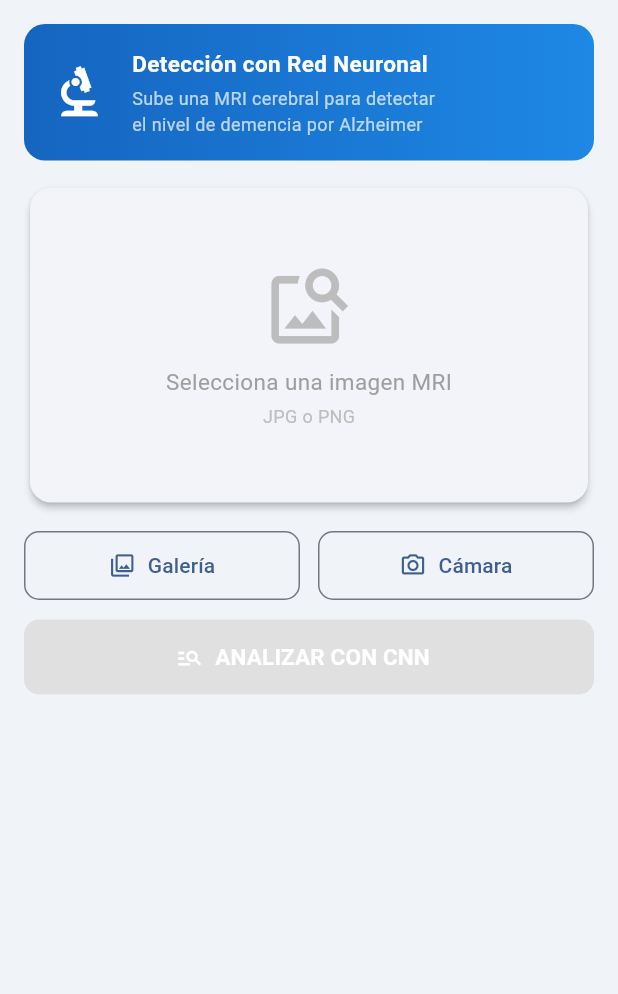
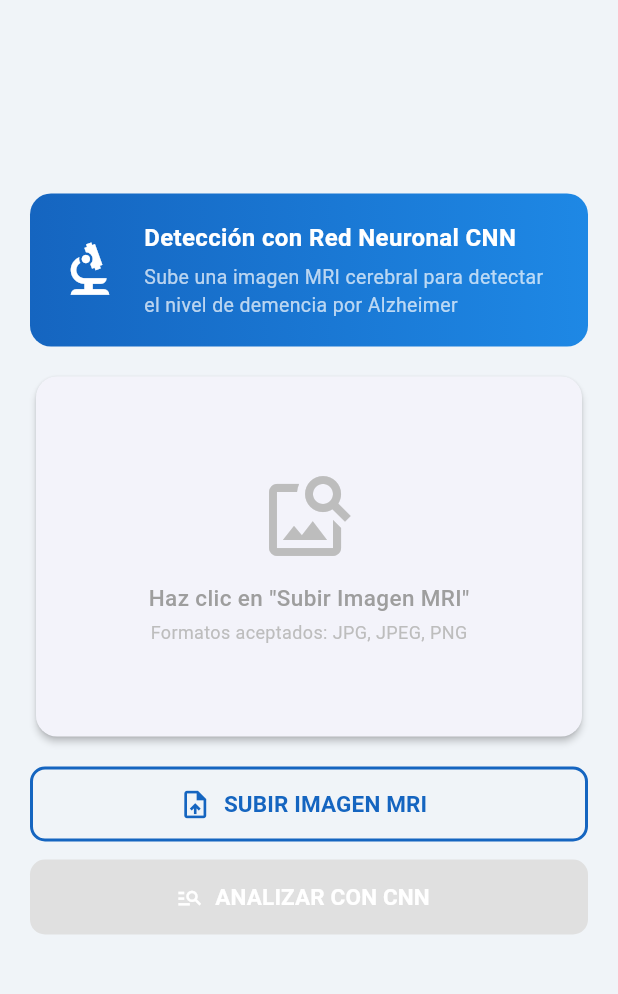
Before and after one commit to sergioperulinux-lgtm/pregunta2frontexamenparcial, a Flutter app: the screen it shows after launch, on a phone screen of 412 x 824 dp, the part 84-1078 px from its top. Run offline on Flutter 3.47's test engine with Material 3 defaults, Android fonts, the phone set to English and light mode, and no system bars; our stand-ins replace file_picker.

```diff
--- a/lib/screens/home_screen.dart
+++ b/lib/screens/home_screen.dart
@@ -1,13 +1,12 @@
 // lib/screens/home_screen.dart
+// ✅ Corregido para Flutter Web — usa file_picker en vez de image_picker
 import 'dart:convert';
-import 'dart:io';
+import 'dart:typed_data';
 import 'package:flutter/material.dart';
-import 'package:image_picker/image_picker.dart';
+import 'package:file_picker/file_picker.dart';
 import 'package:http/http.dart' as http;
 
-// ┌─────────────────────────────────────────────────────────┐
-// │  ⚠️  CAMBIAR ESTA URL por la de tu backend en Render   │
-// └─────────────────────────────────────────────────────────┘
+// ── URL del backend en Render ──────────────────────────────
 const String API_URL = 'https://pregunta2examenparcial.onrender.com';
 
 class HomeScreen extends StatefulWidget {
@@ -17,13 +16,13 @@ class HomeScreen extends StatefulWidget {
 }
 
 class _HomeScreenState extends State<HomeScreen> {
-  File?                    _imagen;
-  bool                     _cargando = false;
-  Map<String, dynamic>?    _resultado;
-  String?                  _error;
-  final ImagePicker        _picker = ImagePicker();
+  Uint8List?            _imagenBytes;
+  String?               _nombreArchivo;
+  bool                  _cargando = false;
+  Map<String, dynamic>? _resultado;
+  String?               _error;
 
-  // ── Colores por nivel de demencia ──────────────────────────
+  // ── Color por clase ────────────────────────────────────────
   Color _colorClase(String clase) {
     if (clase.contains('Non'))      return const Color(0xFF27AE60);
     if (clase.contains('Very'))     return const Color(0xFFF39C12);
@@ -32,20 +31,22 @@ class _HomeScreenState extends State<HomeScreen> {
     return Colors.grey;
   }
 
-  // ── Seleccionar imagen ─────────────────────────────────────
-  Future<void> _elegirImagen(ImageSource fuente) async {
+  // ── Seleccionar imagen con file_picker ─────────────────────
+  // file_picker abre el explorador de archivos nativo del navegador
+  Future<void> _elegirImagen() async {
     try {
-      final XFile? xfile = await _picker.pickImage(
-        source: fuente,
-        maxWidth: 512,
-        maxHeight: 512,
-        imageQuality: 90,
+      final result = await FilePicker.platform.pickFiles(
+        type: FileType.custom,
+        allowedExtensions: ['jpg', 'jpeg', 'png'],
+        withData: true, // ← carga los bytes directamente, clave para Web
       );
-      if (xfile != null) {
+
+      if (result != null && result.files.single.bytes != null) {
         setState(() {
-          _imagen    = File(xfile.path);
-          _resultado = null;
-          _error     = null;
+          _imagenBytes    = result.files.single.bytes!;
+          _nombreArchivo  = result.files.single.name;
+          _resultado      = null;
+          _error          = null;
         });
       }
     } catch (e) {
@@ -53,45 +54,33 @@ class _HomeScreenState extends State<HomeScreen> {
     }
   }
 
-  // ── Enviar al backend y obtener predicción ─────────────────
+  // ── Enviar al backend ──────────────────────────────────────
   Future<void> _analizar() async {
-    if (_imagen == null) return;
+    if (_imagenBytes == null) return;
     setState(() { _cargando = true; _error = null; _resultado = null; });
 
     try {
-      // Convertir imagen a base64
-      final bytes  = await _imagen!.readAsBytes();
-      final b64    = base64Encode(bytes);
-
-      // POST al backend Flask
+      final b64  = base64Encode(_imagenBytes!);
       final resp = await http.post(
         Uri.parse('$API_URL/predecir'),
         headers: {'Content-Type': 'application/json'},
         body: jsonEncode({'imagen_base64': b64}),
-      ).timeout(const Duration(seconds: 40));
+      ).timeout(const Duration(seconds: 60));
 
       if (resp.statusCode == 200) {
+        setState(() { _resultado = jsonDecode(resp.body); _cargando = false; });
+      } else {
+        setState(() { _error = 'Error del servidor: ${resp.statusCode}'; _cargando = false; });
+      }
+    } catch (e) {
       setState(() {
-          _resultado = jsonDecode(resp.body);
-          _cargando  = false;
-        });
-      } else {
-        setState(() {
-          _error    = 'Error del servidor: ${resp.statusCode}';
+        _error    = 'Error de conexión. El backend puede estar iniciando (espera 30s y reintenta).\n$e';
         _cargando = false;
       });
     }
-    } on SocketException {
-      setState(() {
-        _error    = 'Sin conexión. Verifica que el backend esté activo.';
-        _cargando = false;
-      });
-    } catch (e) {
-      setState(() { _error = 'Error: $e'; _cargando = false; });
-    }
   }
 
-  // ── UI ──────────────────────────────────────────────────────
+  // ── BUILD ──────────────────────────────────────────────────
   @override
   Widget build(BuildContext context) {
     return Scaffold(
@@ -105,50 +94,59 @@ class _HomeScreenState extends State<HomeScreen> {
         centerTitle: true,
         elevation: 3,
       ),
-      body: SingleChildScrollView(
-        padding: const EdgeInsets.all(16),
+      body: Center(
+        child: ConstrainedBox(
+          // Limitar ancho en pantallas grandes (se ve mejor)
+          constraints: const BoxConstraints(maxWidth: 700),
+          child: SingleChildScrollView(
+            padding: const EdgeInsets.all(20),
             child: Column(
               children: [
                 _cardInfo(),
-            const SizedBox(height: 14),
+                const SizedBox(height: 16),
                 _cardImagen(),
-            const SizedBox(height: 14),
+                const SizedBox(height: 16),
                 _botonesAccion(),
-            const SizedBox(height: 14),
-            if (_cargando)  _cardCargando(),
-            if (_error != null) _cardError(),
+                const SizedBox(height: 16),
+                if (_cargando)          _cardCargando(),
+                if (_error != null)     _cardError(),
                 if (_resultado != null) _cardResultado(),
               ],
+            ),
+          ),
         ),
       ),
     );
   }
 
-  // ── Card: información superior ─────────────────────────────
+  // ── Card info ──────────────────────────────────────────────
   Widget _cardInfo() {
     return Container(
       width: double.infinity,
-      padding: const EdgeInsets.all(16),
+      padding: const EdgeInsets.all(18),
       decoration: BoxDecoration(
         gradient: const LinearGradient(
-          colors: [Color(0xFF1565C0), Color(0xFF1E88E5)],
-        ),
+            colors: [Color(0xFF1565C0), Color(0xFF1E88E5)]),
         borderRadius: BorderRadius.circular(14),
       ),
       child: const Row(
         children: [
-          Icon(Icons.biotech, color: Colors.white, size: 42),
+          Icon(Icons.biotech, color: Colors.white, size: 44),
           SizedBox(width: 14),
           Expanded(
             child: Column(
               crossAxisAlignment: CrossAxisAlignment.start,
               children: [
-                Text('Detección con Red Neuronal',
-                    style: TextStyle(color: Colors.white,
-                        fontWeight: FontWeight.bold, fontSize: 15)),
-                SizedBox(height: 4),
-                Text('Sube una MRI cerebral para detectar\nel nivel de demencia por Alzheimer',
-                    style: TextStyle(color: Colors.white70, fontSize: 12)),
+                Text('Detección con Red Neuronal CNN',
+                    style: TextStyle(
+                        color: Colors.white,
+                        fontWeight: FontWeight.bold,
+                        fontSize: 16)),
+                SizedBox(height: 5),
+                Text(
+                  'Sube una imagen MRI cerebral para detectar\nel nivel de demencia por Alzheimer',
+                  style: TextStyle(color: Colors.white70, fontSize: 13),
+                ),
               ],
             ),
           ),
@@ -157,7 +155,7 @@ class _HomeScreenState extends State<HomeScreen> {
     );
   }
 
-  // ── Card: área de imagen ───────────────────────────────────
+  // ── Card imagen ────────────────────────────────────────────
   Widget _cardImagen() {
     return Card(
       elevation: 2,
@@ -166,19 +164,44 @@ class _HomeScreenState extends State<HomeScreen> {
         borderRadius: BorderRadius.circular(14),
         child: SizedBox(
           width: double.infinity,
-          height: 210,
-          child: _imagen != null
-              ? Image.file(_imagen!, fit: BoxFit.cover)
+          height: 240,
+          child: _imagenBytes != null
+              ? Stack(
+                  fit: StackFit.expand,
+                  children: [
+                    Image.memory(_imagenBytes!, fit: BoxFit.contain),
+                    // Nombre del archivo arriba
+                    Positioned(
+                      bottom: 0, left: 0, right: 0,
+                      child: Container(
+                        color: Colors.black45,
+                        padding: const EdgeInsets.symmetric(
+                            vertical: 4, horizontal: 8),
+                        child: Text(
+                          _nombreArchivo ?? '',
+                          style: const TextStyle(
+                              color: Colors.white, fontSize: 11),
+                          textAlign: TextAlign.center,
+                          overflow: TextOverflow.ellipsis,
+                        ),
+                      ),
+                    ),
+                  ],
+                )
               : Column(
                   mainAxisAlignment: MainAxisAlignment.center,
                   children: [
-                    Icon(Icons.image_search, size: 60, color: Colors.grey[400]),
-                    const SizedBox(height: 10),
-                    Text('Selecciona una imagen MRI',
-                        style: TextStyle(color: Colors.grey[500], fontSize: 15)),
+                    Icon(Icons.image_search, size: 64, color: Colors.grey[400]),
+                    const SizedBox(height: 12),
+                    Text('Haz clic en "Subir Imagen MRI"',
+                        style: TextStyle(
+                            color: Colors.grey[500],
+                            fontSize: 15,
+                            fontWeight: FontWeight.w500)),
                     const SizedBox(height: 4),
-                    Text('JPG o PNG',
-                        style: TextStyle(color: Colors.grey[400], fontSize: 12)),
+                    Text('Formatos aceptados: JPG, JPEG, PNG',
+                        style:
+                            TextStyle(color: Colors.grey[400], fontSize: 12)),
                   ],
                 ),
         ),
@@ -186,45 +209,34 @@ class _HomeScreenState extends State<HomeScreen> {
     );
   }
 
-  // ── Botones seleccionar / analizar ─────────────────────────
+  // ── Botones acción ─────────────────────────────────────────
   Widget _botonesAccion() {
     return Column(
       children: [
-        Row(
-          children: [
-            Expanded(
+        // Botón principal para subir imagen
+        SizedBox(
+          width: double.infinity,
+          height: 50,
           child: OutlinedButton.icon(
-                onPressed: () => _elegirImagen(ImageSource.gallery),
-                icon: const Icon(Icons.photo_library_outlined),
-                label: const Text('Galería'),
+            onPressed: _elegirImagen,
+            icon: const Icon(Icons.upload_file, size: 22),
+            label: const Text('SUBIR IMAGEN MRI',
+                style: TextStyle(fontWeight: FontWeight.bold, fontSize: 15)),
             style: OutlinedButton.styleFrom(
-                  padding: const EdgeInsets.symmetric(vertical: 13),
+              side: const BorderSide(color: Color(0xFF1565C0), width: 2),
+              foregroundColor: const Color(0xFF1565C0),
               shape: RoundedRectangleBorder(
                   borderRadius: BorderRadius.circular(10)),
             ),
           ),
         ),
-            const SizedBox(width: 12),
-            Expanded(
-              child: OutlinedButton.icon(
-                onPressed: () => _elegirImagen(ImageSource.camera),
-                icon: const Icon(Icons.camera_alt_outlined),
-                label: const Text('Cámara'),
-                style: OutlinedButton.styleFrom(
-                  padding: const EdgeInsets.symmetric(vertical: 13),
-                  shape: RoundedRectangleBorder(
-                      borderRadius: BorderRadius.circular(10)),
-                ),
-              ),
-            ),
-          ],
-        ),
         const SizedBox(height: 12),
+        // Botón analizar
         SizedBox(
           width: double.infinity,
           height: 50,
           child: ElevatedButton.icon(
-            onPressed: (_imagen != null && !_cargando) ? _analizar : null,
+            onPressed: (_imagenBytes != null && !_cargando) ? _analizar : null,
             icon: const Icon(Icons.manage_search, color: Colors.white),
             label: const Text('ANALIZAR CON CNN',
                 style: TextStyle(
@@ -243,7 +255,7 @@ class _HomeScreenState extends State<HomeScreen> {
     );
   }
 
-  // ── Card: cargando ─────────────────────────────────────────
+  // ── Card cargando ──────────────────────────────────────────
   Widget _cardCargando() {
     return const Card(
       child: Padding(
@@ -252,15 +264,18 @@ class _HomeScreenState extends State<HomeScreen> {
           children: [
             CircularProgressIndicator(color: Color(0xFF1565C0)),
             SizedBox(height: 16),
-            Text('Procesando con la CNN...',
+            Text('Analizando imagen con la CNN...',
                 style: TextStyle(fontSize: 14, color: Colors.grey)),
+            SizedBox(height: 4),
+            Text('Puede tardar hasta 60 segundos la primera vez',
+                style: TextStyle(fontSize: 12, color: Colors.grey)),
           ],
         ),
       ),
     );
   }
 
-  // ── Card: error ────────────────────────────────────────────
+  // ── Card error ─────────────────────────────────────────────
   Widget _cardError() {
     return Card(
       color: Colors.red[50],
@@ -268,6 +283,7 @@ class _HomeScreenState extends State<HomeScreen> {
       child: Padding(
         padding: const EdgeInsets.all(14),
         child: Row(
+          crossAxisAlignment: CrossAxisAlignment.start,
           children: [
             const Icon(Icons.error_outline, color: Colors.red, size: 24),
             const SizedBox(width: 10),
@@ -281,18 +297,18 @@ class _HomeScreenState extends State<HomeScreen> {
     );
   }
 
-  // ── Card: resultado principal ──────────────────────────────
+  // ── Card resultado ─────────────────────────────────────────
   Widget _cardResultado() {
-    final clase      = _resultado!['clase_predicha'] as String;
-    final confianza  = (_resultado!['confianza'] as num).toDouble();
+    final clase       = _resultado!['clase_predicha'] as String;
+    final confianza   = (_resultado!['confianza'] as num).toDouble();
     final descripcion = _resultado!['descripcion'] as String;
-    final nivel      = _resultado!['nivel'] as int;
-    final probs      = _resultado!['probabilidades'] as Map<String, dynamic>;
-    final color      = _colorClase(clase);
+    final nivel       = _resultado!['nivel'] as int;
+    final probs       = _resultado!['probabilidades'] as Map<String, dynamic>;
+    final color       = _colorClase(clase);
 
     return Column(
       children: [
-        // ── Resultado principal ────────────────────
+        // Resultado principal
         Card(
           shape: RoundedRectangleBorder(
             borderRadius: BorderRadius.circular(14),
@@ -303,29 +319,37 @@ class _HomeScreenState extends State<HomeScreen> {
             child: Column(
               children: [
                 CircleAvatar(
-                  radius: 30,
-                  backgroundColor: color.withOpacity(0.15),
-                  child: Icon(Icons.check_circle_outline, color: color, size: 36),
+                  radius: 32,
+                  backgroundColor: color.withOpacity(0.12),
+                  child:
+                      Icon(Icons.check_circle_outline, color: color, size: 38),
                 ),
                 const SizedBox(height: 14),
                 Text(clase,
-                    style: TextStyle(fontSize: 20, fontWeight: FontWeight.bold, color: color),
+                    style: TextStyle(
+                        fontSize: 22,
+                        fontWeight: FontWeight.bold,
+                        color: color),
                     textAlign: TextAlign.center),
-                const SizedBox(height: 6),
-                // Indicador de nivel
+                const SizedBox(height: 8),
+                // Indicador de nivel (puntos)
                 Row(
                   mainAxisAlignment: MainAxisAlignment.center,
-                  children: List.generate(4, (i) => Padding(
-                    padding: const EdgeInsets.symmetric(horizontal: 3),
+                  children: List.generate(
+                    4,
+                    (i) => Padding(
+                      padding: const EdgeInsets.symmetric(horizontal: 4),
                       child: CircleAvatar(
-                      radius: 6,
-                      backgroundColor: i <= nivel ? color : Colors.grey[300],
+                        radius: 7,
+                        backgroundColor:
+                            i <= nivel ? color : Colors.grey[300],
                       ),
-                  )),
+                    ),
+                  ),
                 ),
                 const SizedBox(height: 10),
                 Text('Confianza: ${confianza.toStringAsFixed(1)}%',
-                    style: TextStyle(fontSize: 15, color: Colors.grey[700])),
+                    style: TextStyle(fontSize: 16, color: Colors.grey[700])),
                 const SizedBox(height: 8),
                 Text(descripcion,
                     textAlign: TextAlign.center,
@@ -337,42 +361,49 @@ class _HomeScreenState extends State<HomeScreen> {
 
         const SizedBox(height: 12),
 
-        // ── Barras de probabilidad ─────────────────
+        // Barras de probabilidad
         Card(
           shape: RoundedRectangleBorder(borderRadius: BorderRadius.circular(14)),
           child: Padding(
-            padding: const EdgeInsets.all(16),
+            padding: const EdgeInsets.all(18),
             child: Column(
               crossAxisAlignment: CrossAxisAlignment.start,
               children: [
                 const Text('Probabilidades por clase',
-                    style: TextStyle(fontWeight: FontWeight.bold, fontSize: 14)),
+                    style: TextStyle(
+                        fontWeight: FontWeight.bold, fontSize: 15)),
                 const SizedBox(height: 14),
                 ...probs.entries.map((e) {
-                  final prob   = (e.value as num).toDouble();
+                  final prob     = (e.value as num).toDouble();
                   final barColor = _colorClase(e.key);
                   return Padding(
-                    padding: const EdgeInsets.only(bottom: 12),
+                    padding: const EdgeInsets.only(bottom: 14),
                     child: Column(
                       crossAxisAlignment: CrossAxisAlignment.start,
                       children: [
                         Row(
                           mainAxisAlignment: MainAxisAlignment.spaceBetween,
                           children: [
-                            Text(e.key, style: const TextStyle(fontSize: 12)),
+                            Text(e.key,
+                                style: const TextStyle(
+                                    fontSize: 13,
+                                    fontWeight: FontWeight.w500)),
                             Text('${prob.toStringAsFixed(1)}%',
-                                style: const TextStyle(
-                                    fontSize: 12, fontWeight: FontWeight.bold)),
+                                style: TextStyle(
+                                    fontSize: 13,
+                                    fontWeight: FontWeight.bold,
+                                    color: barColor)),
                           ],
                         ),
-                        const SizedBox(height: 4),
+                        const SizedBox(height: 5),
                         ClipRRect(
                           borderRadius: BorderRadius.circular(6),
                           child: LinearProgressIndicator(
                             value: prob / 100,
-                            minHeight: 9,
+                            minHeight: 10,
                             backgroundColor: Colors.grey[200],
-                            valueColor: AlwaysStoppedAnimation<Color>(barColor),
+                            valueColor:
+                                AlwaysStoppedAnimation<Color>(barColor),
                           ),
                         ),
                       ],
@@ -386,7 +417,7 @@ class _HomeScreenState extends State<HomeScreen> {
 
         const SizedBox(height: 8),
 
-        // ── Aviso médico ───────────────────────────
+        // Aviso médico
         Container(
           padding: const EdgeInsets.all(12),
           decoration: BoxDecoration(
@@ -407,7 +438,7 @@ class _HomeScreenState extends State<HomeScreen> {
             ],
           ),
         ),
-        const SizedBox(height: 16),
+        const SizedBox(height: 20),
       ],
     );
   }
--- a/pubspec.yaml
+++ b/pubspec.yaml
@@ -9,8 +9,9 @@ environment:
 dependencies:
   flutter:
     sdk: flutter
-  image_picker: ^1.0.7    # Seleccionar imagen de galería / cámara
-  http: ^1.2.0             # Peticiones HTTP al backend Flask
+  # file_picker funciona mejor que image_picker en Flutter Web
+  file_picker: ^8.0.3
+  http: ^1.2.0
   cupertino_icons: ^1.0.6
 
 dev_dependencies:
```
Also changed, not shown: pubspec.lock, 6 other files. Lines whose indentation alone changed are shown as unchanged.
